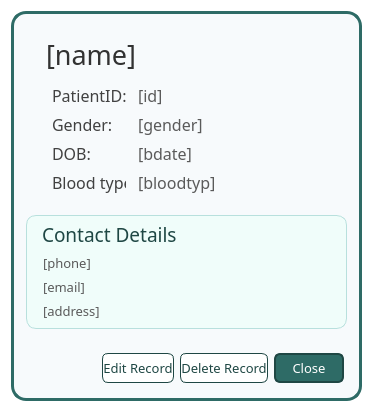
Above: ui/popup_patientdetails.ui from karlito20/AdoraFlowProject before the change. Below: the same form after it.
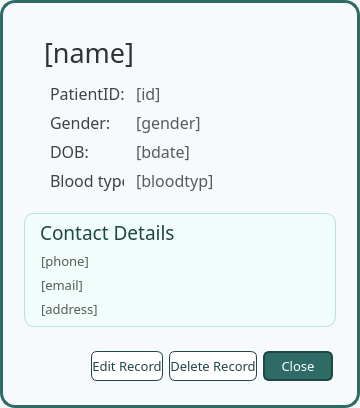
That is the form after the change.

Patch:
```diff
--- a/ui/popup_patientdetails.ui
+++ b/ui/popup_patientdetails.ui
@@ -9,8 +9,8 @@
    <rect>
     <x>0</x>
     <y>0</y>
-    <width>373</width>
-    <height>342</height>
+    <width>360</width>
+    <height>374</height>
    </rect>
   </property>
   <property name="windowTitle">
@@ -26,6 +26,18 @@
    <bool>true</bool>
   </property>
   <layout class="QVBoxLayout" name="verticalLayout">
+   <property name="leftMargin">
+    <number>0</number>
+   </property>
+   <property name="topMargin">
+    <number>0</number>
+   </property>
+   <property name="rightMargin">
+    <number>0</number>
+   </property>
+   <property name="bottomMargin">
+    <number>0</number>
+   </property>
    <item>
     <widget class="QWidget" name="container" native="true">
      <property name="styleSheet">
@@ -36,6 +48,18 @@
 }</string>
      </property>
      <layout class="QVBoxLayout" name="verticalLayout_6">
+      <property name="leftMargin">
+       <number>18</number>
+      </property>
+      <property name="topMargin">
+       <number>18</number>
+      </property>
+      <property name="rightMargin">
+       <number>18</number>
+      </property>
+      <property name="bottomMargin">
+       <number>18</number>
+      </property>
       <item>
        <widget class="QWidget" name="header_container" native="true">
         <property name="styleSheet">
```
